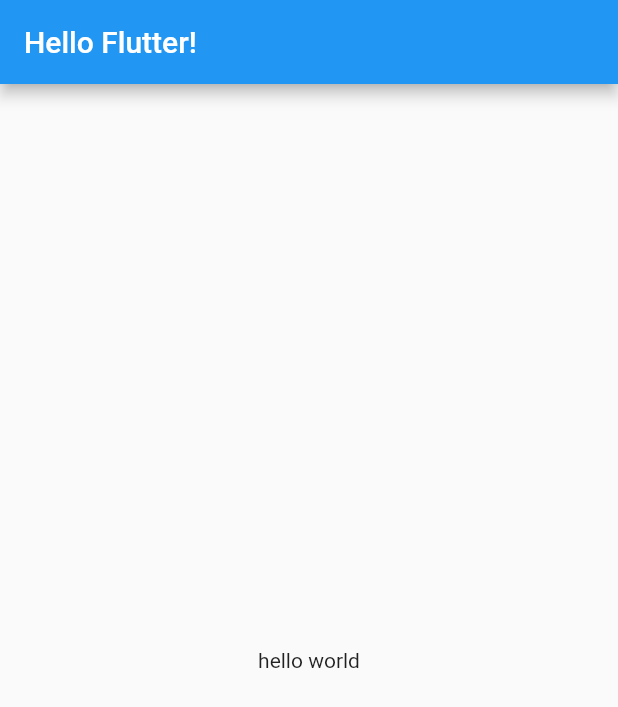
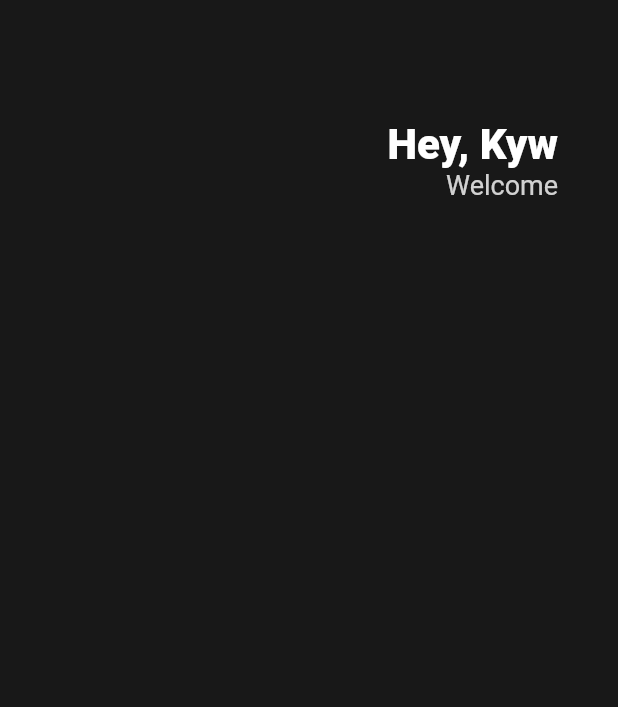
Before and after one commit to yeonwookim1/Flutter, a Flutter app: the screen it shows after launch, on a phone screen of 412 x 824 dp. Shown: the top 707 px of the screen. Run offline on Flutter 3.47's test engine with Material 2 defaults, Android fonts, the phone set to English and light mode, and no system bars.

Commit message:
add widget

```diff
--- a/study/lib/main.dart
+++ b/study/lib/main.dart
@@ -6,18 +6,40 @@ void main() {
 
 //root
 class App extends StatelessWidget {
-
   @override
   Widget build(BuildContext context) {
     return MaterialApp(
-      home : Scaffold(
-          appBar : AppBar(title : Text('Hello Flutter!')
-          ),
-          body : Center(
-            child: Text('hello world')
-          )
+      //new 생략 //named parameter, 클래스 필드에 ? 붙은 건는 필수가 아님
+      home: Scaffold(
+          backgroundColor: Color(0xFF181818),
+          body:
+            Padding(
+              padding: const EdgeInsets.symmetric(horizontal: 40),
+              child: Column(children: [
+                SizedBox(height: 80),
+                Row(
+                  mainAxisAlignment: MainAxisAlignment.end,
+                  children: [
+                    Column(
+                      crossAxisAlignment: CrossAxisAlignment.end,
+                      children: [
+                        Text('Hey, Kyw',
+                            style: TextStyle(
+                                color: Colors.white,
+                                fontSize: 28,
+                                fontWeight: FontWeight.w800)),
+                        Text(
+                          'Welcome',
+                          style: TextStyle(color: Colors.white.withOpacity(0.8), fontSize: 18),
+                        )
+                      ],
+                    )
+                  ],
+                )
+              ]),
+            ),
+
       ),
     );
   }
-
 }
```
Also changed, not shown: 1 other file.
